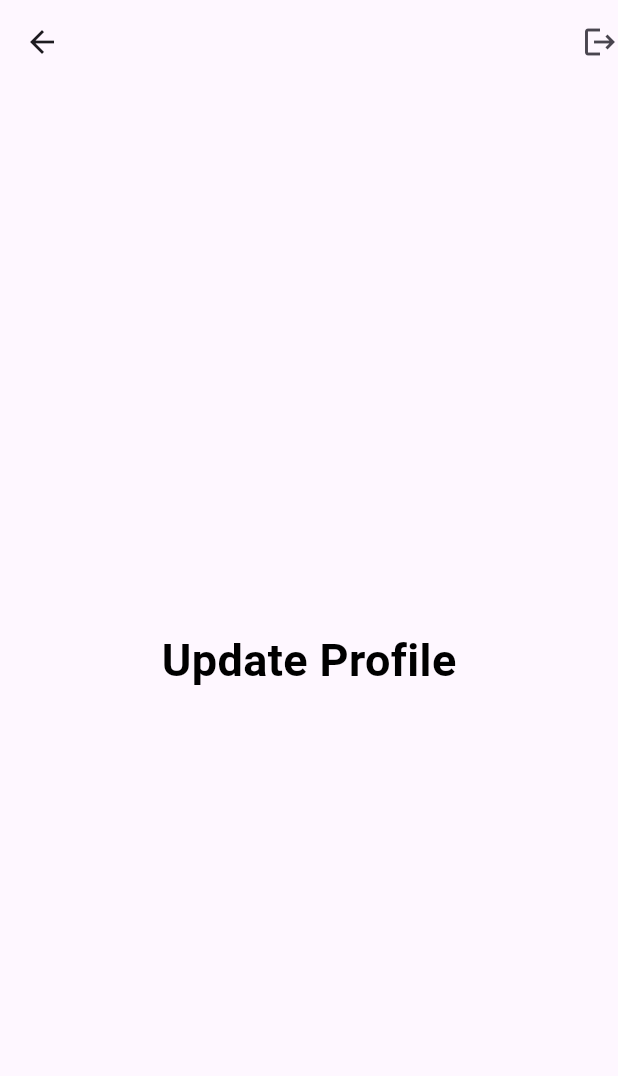
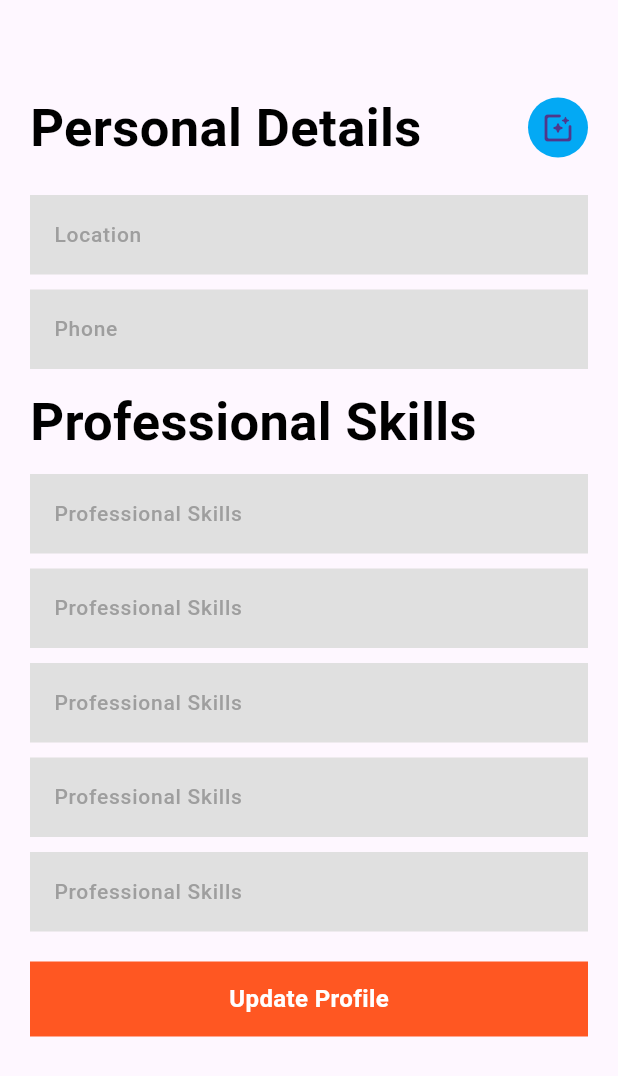
Before and after one commit to Jakaria1152/Job-Finder-, a Flutter app: the PersonalDetails screen opened directly, on a phone screen of 412 x 824 dp. Shown: the top 1076 px of the screen. Run offline on Flutter 3.47's test engine with Material 3 defaults, Android fonts, the light colour scheme and no system bars; our stand-ins replace flutter_svg, flutter_zoom_drawer, font_awesome_flutter, get, shared_preferences; accounts and stored records are empty.

Commit message:
personal details page design complete.

```diff
--- a/lib/main.dart
+++ b/lib/main.dart
@@ -4,6 +4,7 @@ import 'package:job_finder_app/controllers/login_provider.dart';
 import 'package:job_finder_app/controllers/sign_up_notifier.dart';
 import 'package:job_finder_app/controllers/zoom_notifier.dart';
 import 'package:job_finder_app/views/ui/auth/login_page.dart';
+import 'package:job_finder_app/views/ui/auth/update_user.dart';
 import 'package:job_finder_app/views/ui/mainScreen.dart';
 import 'package:provider/provider.dart';
 import 'package:shared_preferences/shared_preferences.dart';
@@ -41,7 +42,8 @@ class myApp extends StatelessWidget {
     return GetMaterialApp(
       debugShowCheckedModeBanner: false,
       title: 'Job finder app',
-      home: defaultHome,  // condition er upor base kore login or main page show korbe
+      home: PersonalDetails(),
+      //home: defaultHome,  // condition er upor base kore login or main page show korbe
     );
   }
 }
--- a/lib/views/ui/auth/update_user.dart
+++ b/lib/views/ui/auth/update_user.dart
@@ -1,6 +1,10 @@
 import 'package:flutter/material.dart';
+import 'package:job_finder_app/controllers/login_provider.dart';
 import 'package:job_finder_app/controllers/zoom_notifier.dart';
+import 'package:job_finder_app/views/common/custom_button.dart';
+import 'package:job_finder_app/views/common/custom_text_field.dart';
 import 'package:job_finder_app/views/common/reusable_text.dart';
+import 'package:provider/provider.dart';
 
 class PersonalDetails extends StatefulWidget {
   const PersonalDetails({super.key});
@@ -33,22 +37,127 @@ class _PersonalDetailsState extends State<PersonalDetails> {
   @override
   Widget build(BuildContext context) {
     return Scaffold(
-      appBar: AppBar(
-        actions: [
-          GestureDetector(
-            onTap: (){
-ZoomNotifier().currentIndex = 0;
-            },
-            child: Icon(Icons.logout),
-          )
-        ],
-      ),
-      body: Center(
-        child: ReusableText(
-          text: "Update Profile",
-          style: TextStyle(fontSize: 30,color: Colors.black, fontWeight: FontWeight.w600),
-        ),
-      ),
+
+      body: Consumer<LoginNotifier>(  // LoginNotifier which is provider file(must same this name)
+        builder: (context, loginNotifier, child) {  // loginNotifier use any name here
+        return ListView(
+          padding: EdgeInsets.symmetric(horizontal: 20,vertical: 60),
+          children: [
+            Row(
+              mainAxisAlignment: MainAxisAlignment.spaceBetween,
+              children: [
+ReusableText(text: 'Personal Details', style: TextStyle(fontSize: 35,
+color: Colors.black, fontWeight: FontWeight.bold)),
+
+                GestureDetector(
+                  onTap: null,
+                  child: CircleAvatar(
+                    backgroundColor: Colors.lightBlue,
+                    //backgroundImage: ,
+                    child: Icon(Icons.photo_filter_rounded),
+                  ),
+                ),
+              ],
+            ),
+            SizedBox(height: 20,),
+Form(child: Column(
+  crossAxisAlignment: CrossAxisAlignment.start,
+  children: [
+    CustomTextField(controller: location, hintText: 'Location', keyboardType: TextInputType.text,
+    validator: (location) {
+      if(location!.isEmpty)
+        {
+          return "Please Enter valid location";
+        }
+      else{
+        return null!;
+      }
+    },
+    ),
+    SizedBox(height: 10,),
+    CustomTextField(controller: phone, hintText: 'Phone', keyboardType: TextInputType.number,
+    validator: (phone) {
+      if(phone!.isEmpty)
+        {
+          return "Please Enter valid phone";
+        }
+      else{
+        return null!;
+      }
+    },
+    ),
+    SizedBox(height: 10,),
+    ReusableText(text: 'Professional Skills', style: TextStyle(fontSize: 35,
+        color: Colors.black, fontWeight: FontWeight.bold)),
+    SizedBox(height: 10,),
+    CustomTextField(controller: skill0, hintText: 'Professional Skills', keyboardType: TextInputType.text,
+      validator: (skill0) {
+        if(skill0!.isEmpty)
+        {
+          return "Please Enter valid professional skill";
+        }
+        else{
+          return null!;
+        }
+      },
+    ),
+    SizedBox(height: 10,),
+    CustomTextField(controller: skill1, hintText: 'Professional Skills', keyboardType: TextInputType.text,
+      validator: (skill1) {
+        if(skill1!.isEmpty)
+        {
+          return "Please Enter valid professional skill";
+        }
+        else{
+          return null!;
+        }
+      },
+    ),
+    SizedBox(height: 10,),
+    CustomTextField(controller: skill2, hintText: 'Professional Skills', keyboardType: TextInputType.text,
+      validator: (skill2) {
+        if(skill2!.isEmpty)
+        {
+          return "Please Enter valid professional skill";
+        }
+        else{
+          return null!;
+        }
+      },
+    ),
+    SizedBox(height: 10,),
+    CustomTextField(controller: skill3, hintText: 'Professional Skills', keyboardType: TextInputType.text,
+      validator: (skill3) {
+        if(skill3!.isEmpty)
+        {
+          return "Please Enter valid professional skill";
+        }
+        else{
+          return null!;
+        }
+      },
+    ),
+    SizedBox(height: 10,),
+    CustomTextField(controller: skill4, hintText: 'Professional Skills', keyboardType: TextInputType.text,
+      validator: (skill4) {
+        if(skill4!.isEmpty)
+        {
+          return "Please Enter valid professional skill";
+        }
+        else{
+          return null!;
+        }
+      },
+    ),
+    SizedBox(height: 20,),
+    CustomButton(onTap: (){
+
+    },text: 'Update Profile')
+  ],
+))
+          ],
+        );
+      },)
     );
   }
 }
```
Also changed, not shown: lib/services/authHelper/auth_helper.dart (+5 -5 lines).
